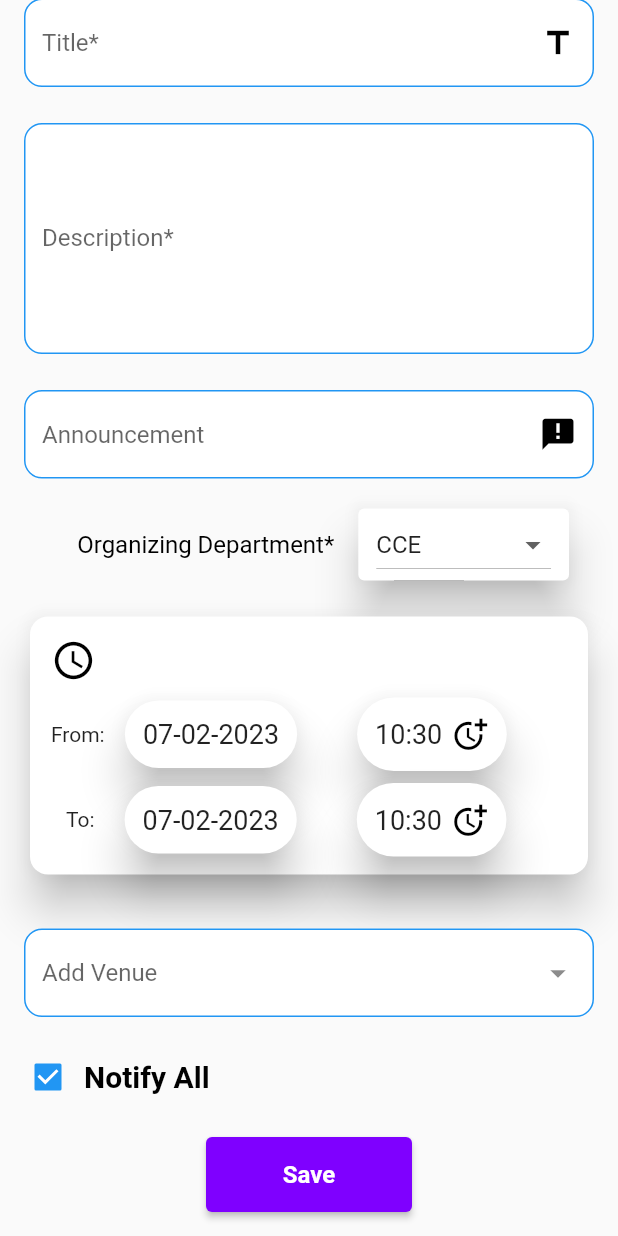
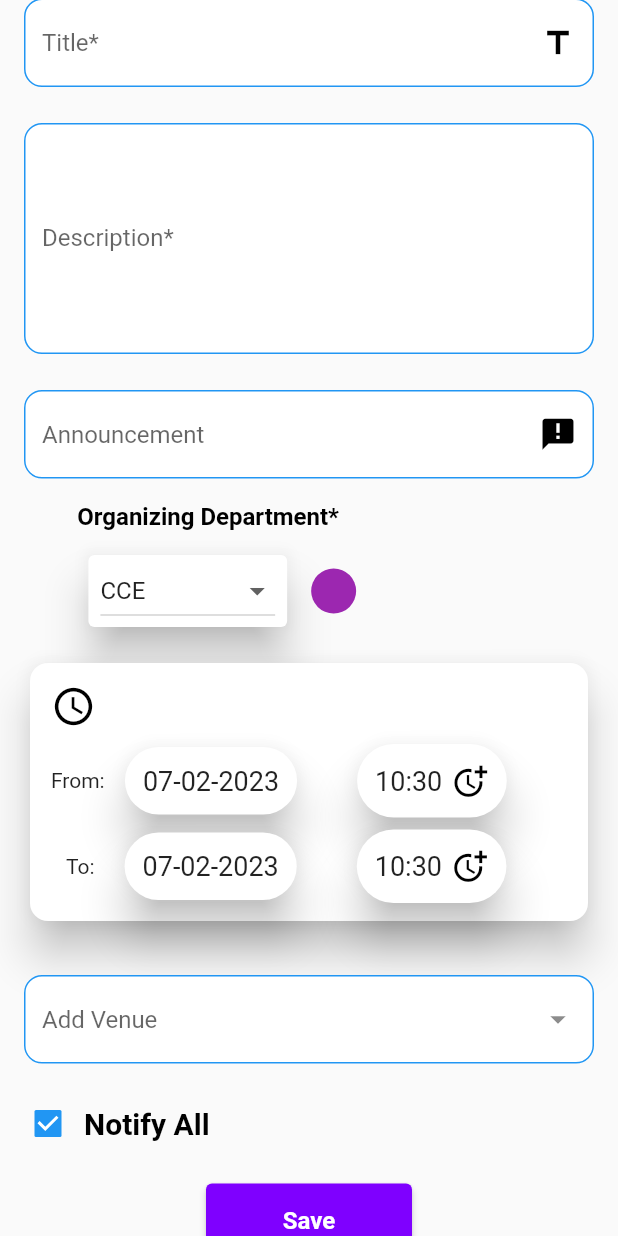
Before and after one commit to Hari-Nikesh-R/event_calendar_app, a Flutter app: the EventPage screen opened by its route, scrolled down 89 dp, on a phone screen of 412 x 824 dp. Run offline on Flutter 3.47's test engine with Material 2 defaults, Android fonts, the phone set to English and light mode, and no system bars; our stand-ins replace otp_text_field, shared_preferences; accounts and stored records are empty.

Commit message:
Added color based on the department

```diff
--- a/lib/components/home/event_page.dart
+++ b/lib/components/home/event_page.dart
@@ -4,6 +4,7 @@ import 'package:sece_event_calendar/dls/custombutton.dart';
 import 'package:sece_event_calendar/dls/customedittext.dart';
 import 'package:sece_event_calendar/service/api_interface.dart';
 import 'package:sece_event_calendar/utils/colors.dart';
+import 'package:sece_event_calendar/utils/constants.dart';
 
 import '../../model/calendar_event.dart';
 
@@ -29,17 +30,50 @@ class _EventPageState extends State<EventPage> {
   TimeOfDay selectedEndTime = TimeOfDay.now();
   String selectedDepartment = "CCE";
   String selectedVenue = "Respective Department";
+  Color selectedColor = Colors.white;
 
+   Color setDepartmentColor(){
+    switch(selectedDepartment){
+      case CCE:
+        selectedColor = Colors.purple;
+        break;
+      case CSE:
+        selectedColor = Colors.blue;
+        break;
+      case MECH:
+        selectedColor = Colors.orange;
+        break;
+      case PLACEMENT:
+        selectedColor = Colors.yellow;
+        break;
+      case ECE:
+        selectedColor = Colors.purpleAccent;
+        break;
+      case EEE:
+        selectedColor = Colors.greenAccent;
+        break;
+      case ADMIN:
+        selectedColor = Colors.cyanAccent;
+        break;
+      case TRAINING:
+        selectedColor = Colors.redAccent;
+        break;
+      default:
+        selectedColor = Colors.white;
+        break;
+    }
+    return selectedColor;
+  }
 
   List<DropdownMenuItem<String>> dropdownItems = const [
-    DropdownMenuItem(value: "CCE", child: Text("CCE")),
-    DropdownMenuItem(value: "CSE", child: Text("CSE")),
-    DropdownMenuItem(value: "ECE", child: Text("ECE")),
-    DropdownMenuItem(value: "EEE", child: Text("EEE")),
-    DropdownMenuItem(value: "MECH", child: Text("MECH")),
-    DropdownMenuItem(value: "PLACEMENT", child: Text("PLACEMENT")),
-    DropdownMenuItem(value: "ADMIN", child: Text("ADMIN")),
-    DropdownMenuItem(value: "TRAINING", child: Text("TRAINING")),
+    DropdownMenuItem(value: "CCE", child: Text(CCE)),
+    DropdownMenuItem(value: "CSE", child: Text(CSE)),
+    DropdownMenuItem(value: "ECE", child: Text(ECE)),
+    DropdownMenuItem(value: "EEE", child: Text(EEE)),
+    DropdownMenuItem(value: "MECH", child: Text(MECH)),
+    DropdownMenuItem(value: "PLACEMENT", child: Text(PLACEMENT)),
+    DropdownMenuItem(value: "ADMIN", child: Text(ADMIN)),
+    DropdownMenuItem(value: "TRAINING", child: Text(TRAINING)),
   ];
 
   List<String> venues = ["Placement Lab","Auditorium 1","Auditorium 2","IT center","Placement Cell","Conference Hall","Ignite GroundFloor","Respective Department"];
@@ -275,18 +309,22 @@ class _EventPageState extends State<EventPage> {
                     )
                   )),
                    CustomEditText(hintText: "Announcement",sufficeIcon: const Icon(Icons.announcement, color: Colors.black,size: 25,), textField: eventAnnouncement,),
-                  Row(
+                  Column(
                     mainAxisAlignment: MainAxisAlignment.start,
-                    crossAxisAlignment: CrossAxisAlignment.center,
+                    crossAxisAlignment: CrossAxisAlignment.start,
                     children: [
                      Padding(padding: EdgeInsets.only(left: MediaQuery.of(context).size.width/8),child: const Text("Organizing Department*", style: TextStyle(
                       fontSize: 16,color: Colors.black,
+                       fontWeight: FontWeight.bold
                     ),)),
-                      const Padding(padding: EdgeInsets.only(left: 12)),
-                      Center(
+                      const Padding(padding: EdgeInsets.only(left: 12,bottom: 12)),
+                      Row(
+                      children: [
+                      Padding(
+                        padding: EdgeInsets.only(left: MediaQuery.of(context).size.width/7.5),
                           child:Card(
                             elevation: 12,
-                            child: Padding(padding: const EdgeInsets.only(left: 12,right: 12),child: DropdownButton(
+                            child: Padding(padding: const EdgeInsets.only(left: 8,right: 8),child: DropdownButton(
                               value: selectedDepartment,
                               items: dropdownItems, onChanged: (String? value) {
                               setState(() {
@@ -295,7 +333,12 @@ class _EventPageState extends State<EventPage> {
                             },
                             )
                             ),
-                          ))
+                          )),
+                         Padding(padding: const EdgeInsets.symmetric(horizontal: 12),child: CircleAvatar(
+                          backgroundColor: setDepartmentColor(),
+                          maxRadius: 15,
+                        ))
+                      ])
                     ],
                   )
 
--- a/lib/utils/constants.dart
+++ b/lib/utils/constants.dart
@@ -2,5 +2,14 @@ const String WEEK_VIEW = "WEEK_VIEW";
 const String MONTH_VIEW = "MONTH_VIEW";
 const String DAY_VIEW = "DAY_VIEW";
 
+const String CCE = "CCE";
+const String CSE = "CSE";
+const String EEE = "EEE";
+const String ECE = "ECE";
+const String MECH = "MECH";
+const String ADMIN = "ADMIN";
+const String PLACEMENT = "PLACEMENT";
+const String TRAINING = "TRAINING";
+
 const String TOKEN = "TOKEN";
 const String ISLOGIN = "isLogined";
--- a/lib/utils/urls.dart
+++ b/lib/utils/urls.dart
@@ -1,2 +1,2 @@
-const String EVENT_BACKEND_URL = "http://192.168.155.122:8083";
-const String AUTHENTICATION_URL = "http://192.168.155.122:8089";
+const String EVENT_BACKEND_URL = "http://192.168.29.187:8083";
+const String AUTHENTICATION_URL = "http://192.168.29.187:8089";
```
